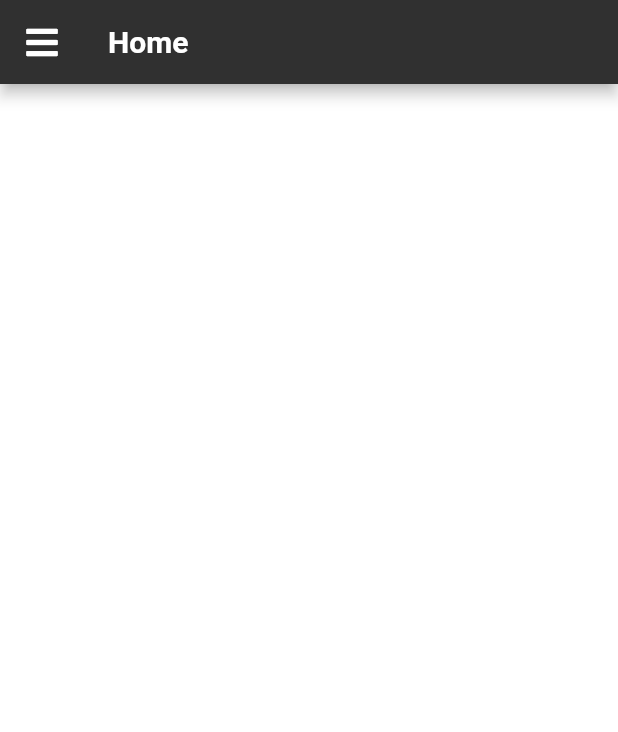
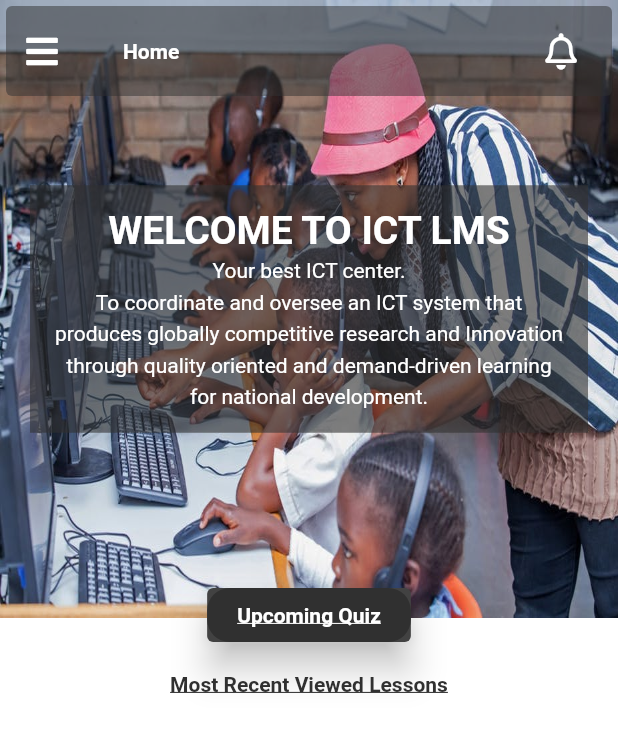
Before and after one commit to Emmanuelfrimpong/ict-LMS-Project, a Flutter app: the StudentHomeMobile screen opened directly, on a phone screen of 412 x 824 dp. Shown: the top 732 px of the screen. Run offline on Flutter 3.47's test engine with Material 2 defaults, Android fonts, the phone set to English and light mode, and no system bars; our stand-ins replace carousel_slider, flutter_svg, fluttertoast, font_awesome_flutter, google_fonts, image_picker and 1 more; Roboto replaces fonts that are missing (Adamina); project files that could hold a hidden picture were left out.

Commit message:
Update before going home

```diff
--- a/lib/students_section/home-page/home-mobile.dart
+++ b/lib/students_section/home-page/home-mobile.dart
@@ -1,3 +1,4 @@
+import 'package:flutter/cupertino.dart';
 import 'package:flutter/material.dart';
 import 'package:font_awesome_flutter/font_awesome_flutter.dart';
 import 'package:google_fonts/google_fonts.dart';
@@ -15,30 +16,155 @@ class StudentHomeMobile extends StatefulWidget {
 
 class _StudentHomeMobileState extends State<StudentHomeMobile> {
   final GlobalKey<ScaffoldState> drawerKey = new GlobalKey<ScaffoldState>();
+  var _controller = ScrollController();
+  bool isTransparent = true;
+  @override
+  void initState() {
+    super.initState();
+    getScorllUpdate();
+  }
+
+  getScorllUpdate() {
+    _controller.addListener(() {
+      if (_controller.position.atEdge) {
+        if (_controller.position.pixels == 0) {
+          setState(() {
+            isTransparent = true;
+          });
+        } else {
+          setState(() {
+            isTransparent = false;
+          });
+        }
+      }
+    });
+  }
 
   @override
   Widget build(BuildContext context) {
-    return Consumer<NavigationService>(builder: (context,value,child){
+    return Consumer<NavigationService>(builder: (context, value, child) {
+      var size = MediaQuery.of(context).size;
       return Scaffold(
         key: drawerKey,
         drawer: DrawerPage(),
-          appBar: AppBar(
-            backgroundColor: primaryColor,
-            title: Text('${value.getTitle}',style: GoogleFonts.adamina(color: Colors.white,fontWeight: FontWeight.bold),),
-            leading: IconButton(icon: Icon(FontAwesomeIcons.bars),
-              onPressed: (){
+        body: SafeArea(
+          child: Stack(
+            alignment: Alignment.topCenter,
+            textDirection: TextDirection.rtl,
+            fit: StackFit.loose,
+            clipBehavior: Clip.hardEdge,
+            children: [
+              SingleChildScrollView(
+                child: Column(
+                  children: [
+                    Container(
+                      child: Center(
+                          child: Container(
+                        padding: EdgeInsets.all(15),
+                        margin: EdgeInsets.symmetric(horizontal: 20),
+                        color: primaryColor.withOpacity(.6),
+                        child: Column(
+                          mainAxisSize: MainAxisSize.min,
+                          children: [
+                            Text(
+                              'WELCOME TO ICT LMS',
+                              style: GoogleFonts.alegreyaSans(
+                                  fontSize: 26, fontWeight: FontWeight.bold),
+                            ),
+                            Text(
+                              'Your best ICT center. \nTo coordinate and oversee an ICT system that produces globally competitive research and Innovation through quality oriented and demand-driven learning for national development.',
+                              style: GoogleFonts.alegreyaSans(
+                                height: 1.5,
+                              ),
+                              textAlign: TextAlign.center,
+                            ),
+                          ],
+                        ),
+                      )),
+                      height: size.height * .5,
+                      width: size.width,
+                      decoration: BoxDecoration(
+                        image: DecorationImage(
+                          image: AssetImage('assets/images/back.jpg'),
+                          fit: BoxFit.fill,
+                        ),
+                      ),
+                    ),
+                    Transform.translate(
+                      offset: Offset(0, -20),
+                      child: Card(
+                        margin: EdgeInsets.symmetric(horizontal: 20),
+                        elevation: 10,
+                        child: Container(
+                          decoration: BoxDecoration(
+                              borderRadius: BorderRadius.circular(15),
+                              color: primaryColor),
+                          padding: EdgeInsets.symmetric(
+                              horizontal: 20, vertical: 10),
+                          child: Text(
+                            'Upcoming Quiz',
+                            style: GoogleFonts.adventPro(
+                                decoration: TextDecoration.underline,
+                                fontWeight: FontWeight.bold),
+                          ),
+                        ),
+                      ),
+                    ),
+                    Text(
+                      'Most Recent Viewed Lessons',
+                      style: GoogleFonts.adventPro(
+                          decoration: TextDecoration.underline,
+                          color: primaryColor,
+                          fontWeight: FontWeight.bold),
+                    )
+                  ],
+                ),
+              ),
+              Card(
+                color:
+                    isTransparent ? primaryColor.withOpacity(.5) : primaryColor,
+                elevation: isTransparent ? 0 : 10,
+                child: Container(
+                  width: size.width,
+                  height: 60,
+                  color: isTransparent ? Colors.transparent : primaryColor,
+                  child: Row(
+                    mainAxisAlignment: MainAxisAlignment.spaceBetween,
+                    children: [
+                      IconButton(
+                        icon: Icon(
+                          FontAwesomeIcons.bars,
+                          color: Colors.white,
+                        ),
+                        onPressed: () {
                           setState(() {
-                if(!drawerKey.currentState.isDrawerOpen)
+                            if (!drawerKey.currentState.isDrawerOpen)
                               drawerKey.currentState.openDrawer();
                           });
                         },
                       ),
+                      SizedBox(
+                        width: 30,
                       ),
-          body: SafeArea(
-            child: Container(),
+                      Text(
+                        '${value.getTitle}',
+                        style: GoogleFonts.adamina(
+                            color: Colors.white, fontWeight: FontWeight.bold),
+                      ),
+                      Spacer(),
+                      IconButton(
+                          onPressed: () {}, icon: Icon(FontAwesomeIcons.bell)),
+                      SizedBox(
+                        width: 10,
+                      )
+                    ],
+                  ),
+                ),
+              )
+            ],
+          ),
         ),
       );
-      }
-    );
+    });
   }
 }
```
Also changed, not shown: assets/images/back.jpg (added). Lines whose indentation alone changed are shown as unchanged.
